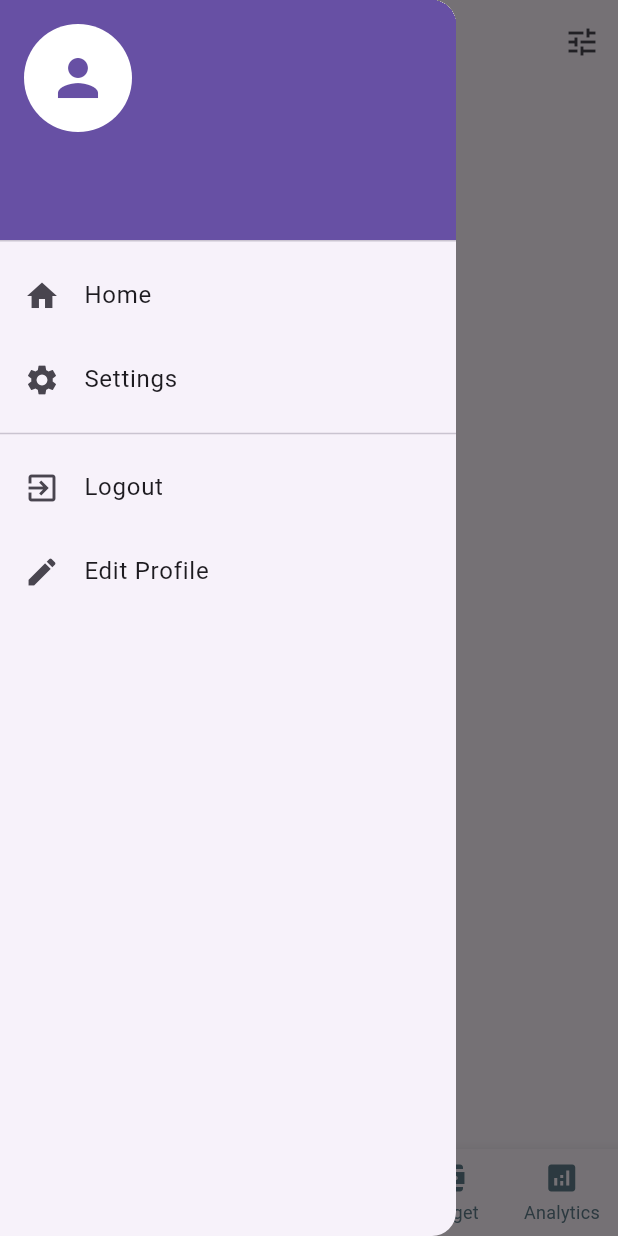
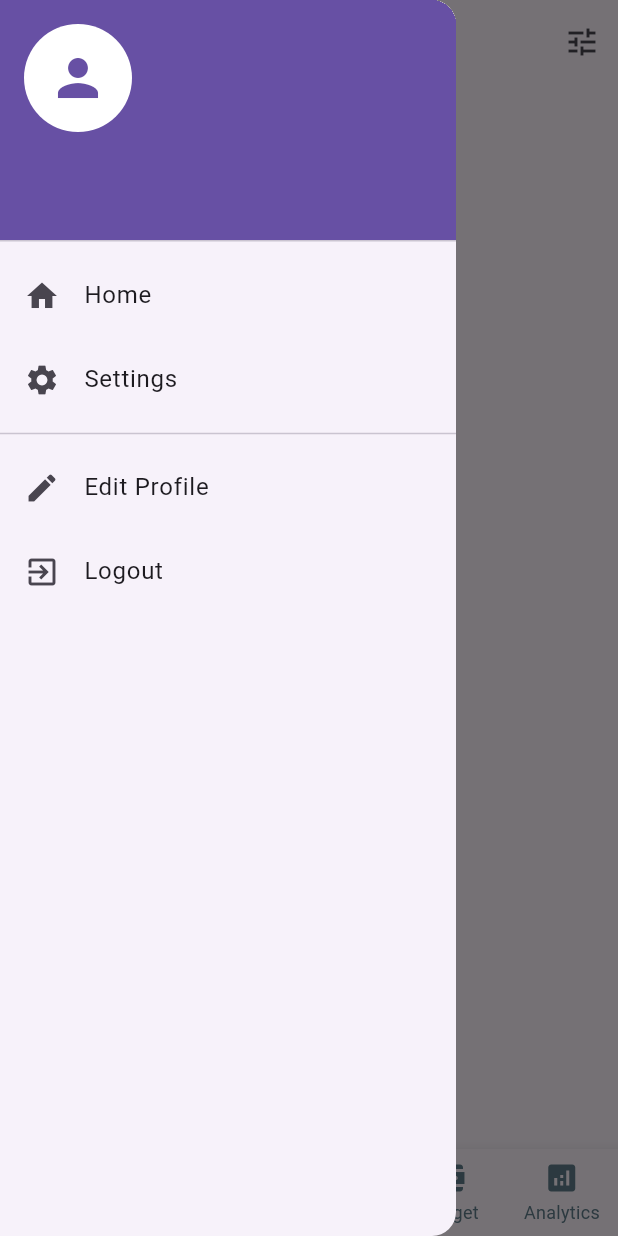
Before and after one commit to abhishekib/expense_tracker, a Flutter app: the screen it shows once a user with an empty profile is signed in, with the side drawer open, on a phone screen of 412 x 824 dp. Run offline on Flutter 3.47's test engine with Material 3 defaults, Android fonts, the phone set to English and light mode, and no system bars; our stand-ins replace cloud_firestore, csv, firebase_auth, firebase_core, fl_chart, google_sign_in; accounts and stored records are empty.

Commit message:
Refactor HistoryScreen to use MainDrawer for navigation and improve logout handling in MainDrawer. Enhance user experience with streamlined navigation and error handling during logout.

```diff
--- a/lib/screens/history_screen.dart
+++ b/lib/screens/history_screen.dart
@@ -1,4 +1,5 @@
 import 'package:expense_tracker/services/export_service.dart';
+import 'package:expense_tracker/widgets/main_drawer.dart';
 import 'package:expense_tracker/widgets/safe_stream_builder.dart';
 import 'package:flutter/material.dart';
 import 'package:provider/provider.dart';
@@ -21,25 +22,7 @@ class _HistoryScreenState extends State<HistoryScreen> {
     final expenses = _getFilteredExpenses(context);
 
     return Scaffold(
-      drawer: Drawer(
-        // Your drawer implementation here
-        child: ListView(
-          children: [
-            DrawerHeader(
-              child: Text('Expense Tracker'),
-              decoration: BoxDecoration(color: Theme.of(context).primaryColor),
-            ),
-            ListTile(
-              leading: Icon(Icons.home),
-              title: Text('Home'),
-              onTap: () {
-                Navigator.pop(context);
-              },
-            ),
-            // Add more drawer items as needed
-          ],
-        ),
-      ),
+      drawer: MainDrawer(),
       appBar: AppBar(
         title: Text('Transaction History'),
         leading: Builder(
@@ -90,11 +73,11 @@ class _HistoryScreenState extends State<HistoryScreen> {
                   ),
                   PopupMenuDivider(),
                   PopupMenuItem(
+                    enabled: false,
                     child: ListTile(
                       leading: Icon(Icons.sort),
                       title: Text('Sort Options'),
                     ),
-                    enabled: false,
                   ),
                   ..._buildSortOptions(),
                 ],
```
Also changed, not shown: lib/widgets/main_drawer.dart (+31 -26 lines).
